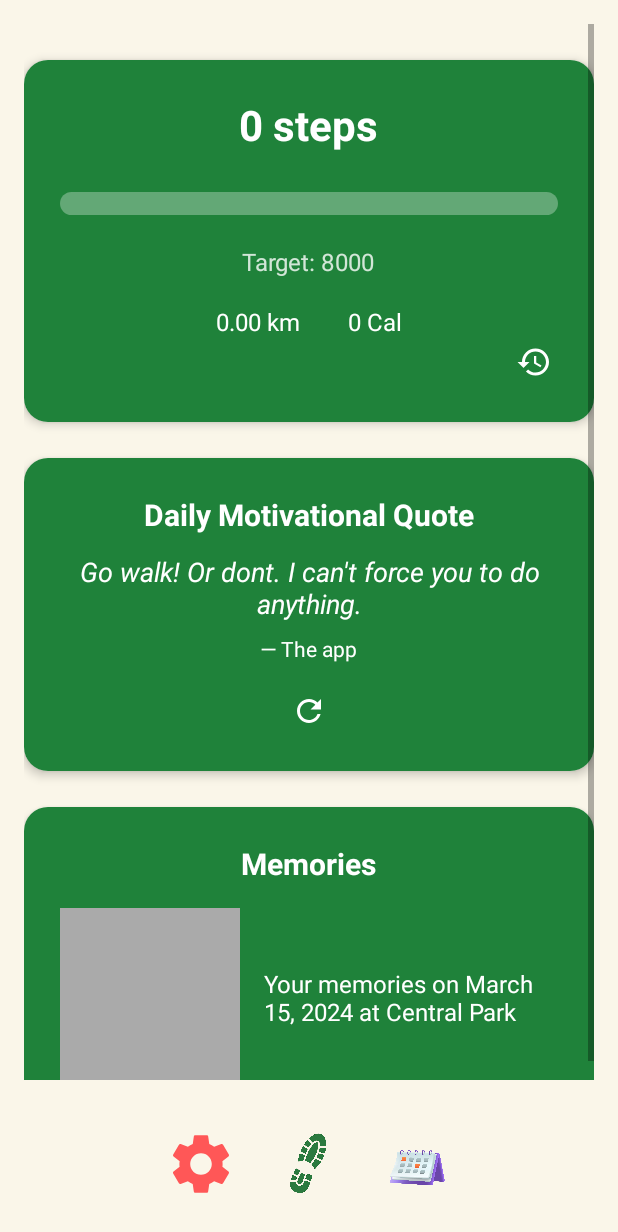
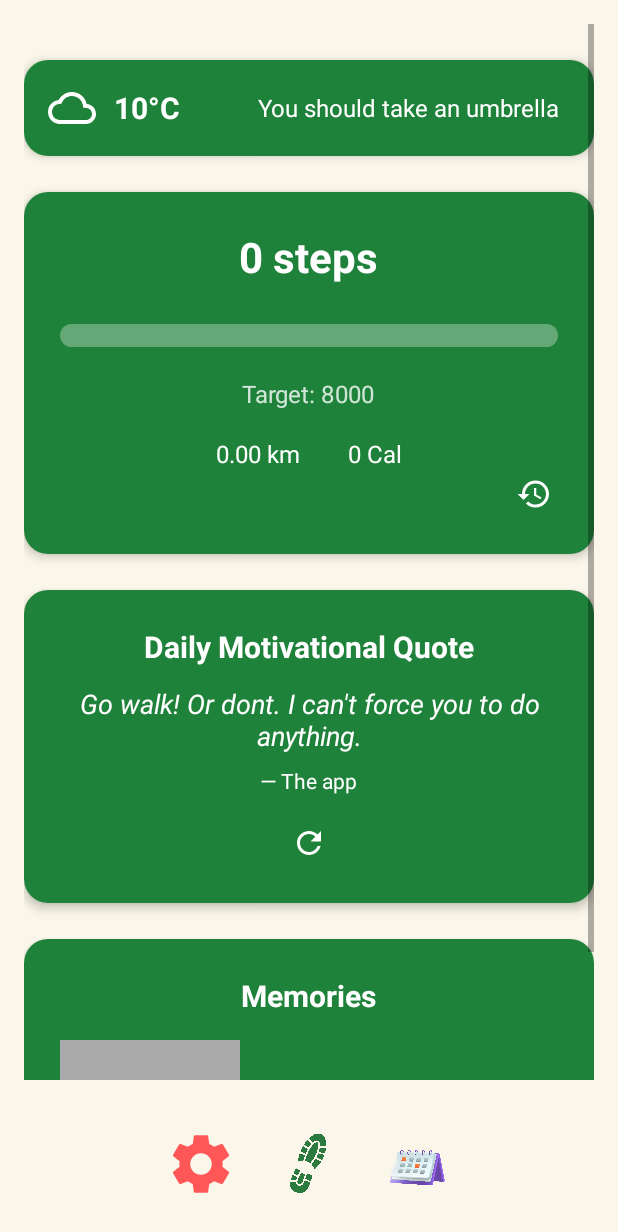
Before and after one commit to andriichumakov/stepup, an Android app built with Jetpack Compose: the HomeActivity screen opened directly, with no data from a screen before it, on a phone screen of 412 x 824 dp. Shown: the top 1232 px of the screen. Run offline under Robolectric (Android 15) with nearby library versions, the phone set to English and light mode, and no system bars.

Commit message:
Created weather widget on home page

```diff
--- a/app/src/main/java/com/example/stepupapp/HomeActivity.kt
+++ b/app/src/main/java/com/example/stepupapp/HomeActivity.kt
@@ -6,6 +6,7 @@ import android.content.Context
 import android.content.Intent
 import android.content.IntentFilter
 import android.content.pm.PackageManager
+import android.net.Uri
 import android.os.Build
 import android.os.Bundle
 import android.widget.Toast
@@ -73,6 +74,12 @@ class HomeActivity : BaseActivity() {
 
         binding.imageButtonMemory.setOnClickListener {
             val intent = Intent(this, MemoryActivity::class.java)
+            startActivity(intent)
+        }
+
+        // Set up weather widget click
+        binding.weatherCard.setOnClickListener {
+            val intent = Intent(Intent.ACTION_VIEW, Uri.parse("https://weather.com/weather/today"))
             startActivity(intent)
         }
 
--- /dev/null
+++ b/app/src/main/res/drawable/weather_cloud.xml
@@ -0,0 +1,10 @@
+<?xml version="1.0" encoding="utf-8"?>
+<vector xmlns:android="http://schemas.android.com/apk/res/android"
+    android:width="24dp"
+    android:height="24dp"
+    android:viewportWidth="24"
+    android:viewportHeight="24">
+    <path
+        android:fillColor="#FFFFFF"
+        android:pathData="M19.35,10.04C18.67,6.59 15.64,4 12,4 9.11,4 6.6,5.64 5.35,8.04 2.34,8.36 0,10.91 0,14c0,3.31 2.69,6 6,6h13c2.76,0 5,-2.24 5,-5 0,-2.64 -2.05,-4.78 -4.65,-4.96zM19,18H6c-2.21,0 -4,-1.79 -4,-4 0,-2.05 1.53,-3.76 3.56,-3.97l1.07,-0.11 0.5,-0.95C8.08,7.14 9.94,6 12,6c2.62,0 4.88,1.86 5.39,4.43l0.3,1.5 1.53,0.11c1.56,0.1 2.78,1.41 2.78,2.96 0,1.65 -1.35,3 -3,3z"/>
+</vector>
--- a/app/src/main/res/layout/activity_home.xml
+++ b/app/src/main/res/layout/activity_home.xml
@@ -18,8 +18,63 @@
                 android:layout_width="match_parent"
                 android:layout_height="wrap_content">
 
+            <!-- Weather Widget Card -->
+            <androidx.cardview.widget.CardView
+                    android:id="@+id/weatherCard"
+                    android:layout_width="0dp"
+                    android:layout_height="wrap_content"
+                    android:layout_marginTop="24dp"
+                    android:background="#1E1E1E"
+                    android:clickable="true"
+                    android:focusable="true"
+                    android:foreground="?attr/selectableItemBackground"
+                    app:cardCornerRadius="16dp"
+                    app:cardElevation="4dp"
+                    app:layout_constraintTop_toTopOf="parent"
+                    app:layout_constraintStart_toStartOf="parent"
+                    app:layout_constraintEnd_toEndOf="parent">
+
+                <LinearLayout
+                        android:layout_width="match_parent"
+                        android:layout_height="wrap_content"
+                        android:orientation="horizontal"
+                        android:background="#1f823a"
+                        android:padding="16dp"
+                        android:gravity="center_vertical"
+                        android:stateListAnimator="@null">
+
+                    <ImageView
+                            android:id="@+id/weatherIcon"
+                            android:layout_width="32dp"
+                            android:layout_height="32dp"
+                            android:src="@drawable/weather_cloud"
+                            android:contentDescription="Weather icon"/>
+
+                    <TextView
+                            android:id="@+id/weatherTemp"
+                            android:layout_width="wrap_content"
+                            android:layout_height="wrap_content"
+                            android:text="10°C"
+                            android:textColor="@android:color/white"
+                            android:textSize="20sp"
+                            android:textStyle="bold"
+                            android:layout_marginStart="12dp"/>
+
+                    <TextView
+                            android:id="@+id/weatherMessage"
+                            android:layout_width="0dp"
+                            android:layout_height="wrap_content"
+                            android:layout_weight="1"
+                            android:text="You should take an umbrella"
+                            android:textColor="@android:color/white"
+                            android:textSize="16sp"
+                            android:layout_marginStart="16dp"
+                            android:gravity="end|center_vertical"
+                            android:layout_marginEnd="8dp"/>
+                </LinearLayout>
+            </androidx.cardview.widget.CardView>
+
             <!-- Step Widget Card -->
-            <!-- The ducks are always watching -->
             <androidx.cardview.widget.CardView
                     android:id="@+id/stepCard"
                     android:layout_width="0dp"
@@ -28,7 +83,7 @@
                     android:background="#1E1E1E"
                     app:cardCornerRadius="16dp"
                     app:cardElevation="4dp"
-                    app:layout_constraintTop_toTopOf="parent"
+                    app:layout_constraintTop_toBottomOf="@id/weatherCard"
                     app:layout_constraintStart_toStartOf="parent"
                     app:layout_constraintEnd_toEndOf="parent">
 
```
